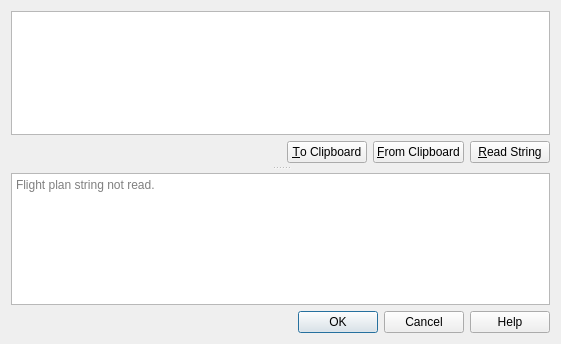
The window that src/route/routestringdialog.ui (albar965/littlenavmap) describes before a commit, drawn with Qt 5.
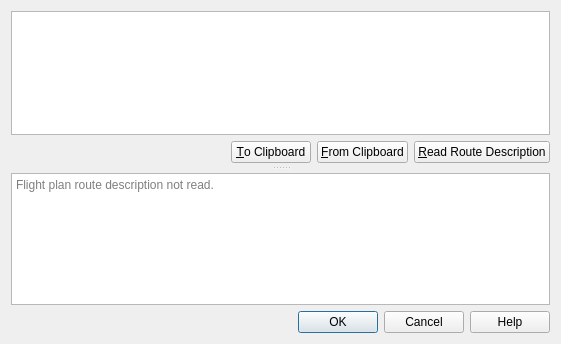
The same window after the commit.

Commit message: Updated parser for route descriptions. Can now parse full ATS route descriptions including all waypoint formats. Time, speed, altitude, SIDs and STARs can be passed in but are ignored. Added support for paired waypoint format like N6500 W08000. #78

```diff
--- a/src/route/routestringdialog.ui
+++ b/src/route/routestringdialog.ui
@@ -93,7 +93,7 @@
             </sizepolicy>
            </property>
            <property name="text">
-            <string>&amp;Read String</string>
+            <string>&amp;Read Route Description</string>
            </property>
           </widget>
          </item>
@@ -109,7 +109,7 @@
           <set>Qt::TextSelectableByKeyboard|Qt::TextSelectableByMouse</set>
          </property>
          <property name="placeholderText">
-          <string>Flight plan string not read.</string>
+          <string>Flight plan route description not read.</string>
          </property>
         </widget>
        </item>
```
Left out of the diff: 10 changed lines with no effect on the pictures. The commit also changes 10 other files.
